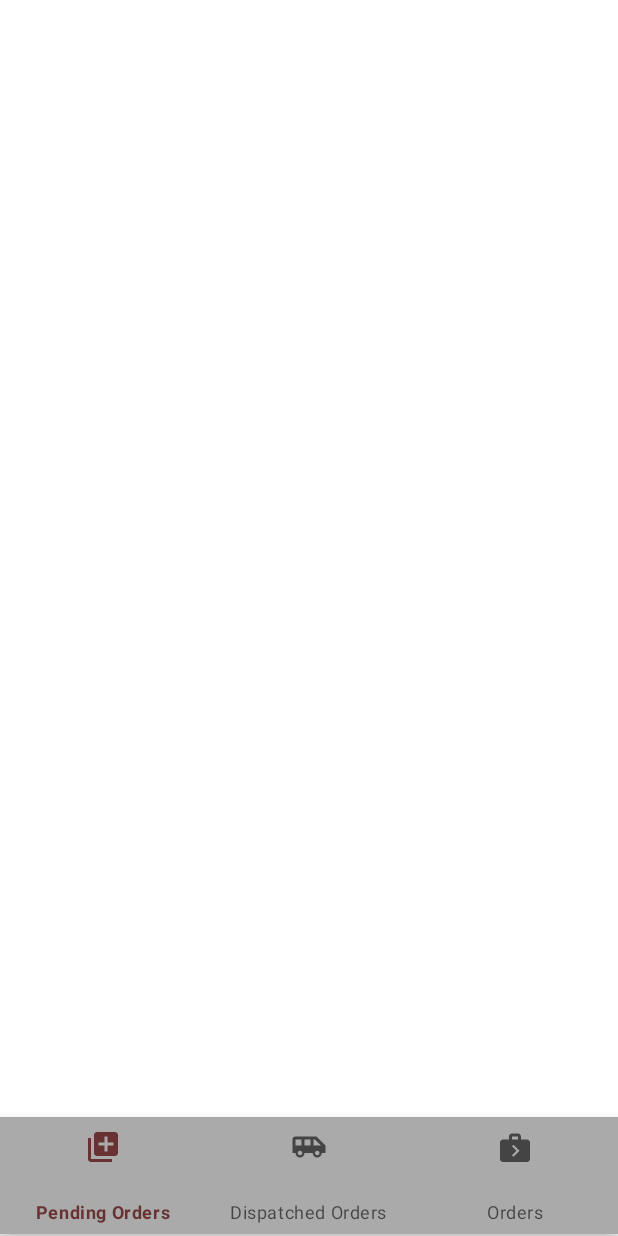
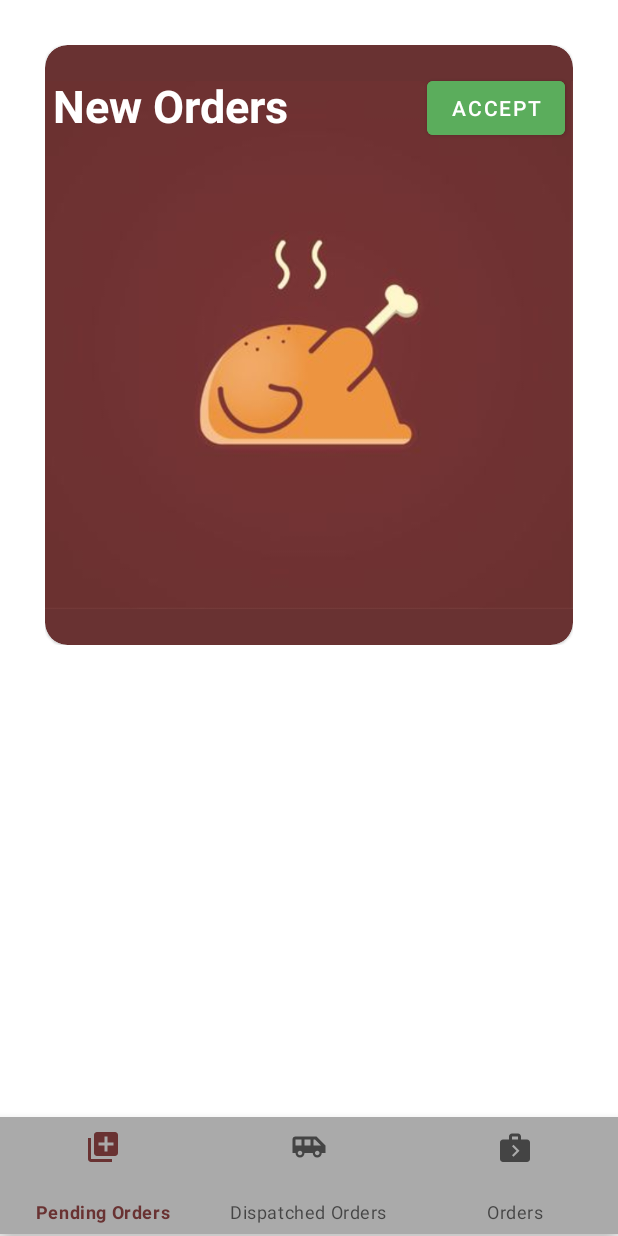
Before and after one commit to StevieApp/restaurantorders, an Android app: the layout activity_viewing.xml on its own in the app's theme, with its tools: preview values and no code run, on a phone screen of 412 x 824 dp. Run offline under Robolectric (Android 15) with nearby library versions, the phone set to English and light mode, and no system bars; network calls fail.

```diff
--- a/app/src/main/res/layout/activity_viewing.xml
+++ b/app/src/main/res/layout/activity_viewing.xml
@@ -14,6 +14,65 @@
 
     </FrameLayout>
 
+    <RelativeLayout
+        android:id="@+id/rel"
+        android:layout_width="wrap_content"
+        android:layout_height="400dp"
+        android:layout_marginStart="30dp"
+        android:layout_marginTop="30dp"
+        android:layout_marginEnd="30dp"
+        android:visibility="visible">
+
+        <com.google.android.material.card.MaterialCardView
+            android:layout_width="match_parent"
+            android:layout_height="match_parent"
+            android:backgroundTint="@color/colorPrimary"
+            android:elevation="30dp"
+            app:cardCornerRadius="15dp">
+
+            <ImageView
+                android:layout_width="wrap_content"
+                android:layout_height="wrap_content"
+                app:srcCompat="@drawable/chicken"></ImageView>
+
+
+            <LinearLayout
+                android:layout_width="match_parent"
+                android:layout_height="wrap_content"
+                android:orientation="horizontal">
+
+                <TextView
+                    android:id="@+id/neworder"
+                    android:layout_width="wrap_content"
+                    android:layout_height="wrap_content"
+                    android:layout_marginStart="5dp"
+                    android:layout_marginTop="20dp"
+                    android:layout_weight=".7"
+                    android:text="@string/new_orders"
+                    android:textColor="@android:color/white"
+                    android:textSize="30sp"
+                    android:textStyle="bold">
+
+                </TextView>
+
+                <Button
+                    android:id="@+id/lim"
+                    android:layout_width="wrap_content"
+                    android:layout_height="wrap_content"
+                    android:layout_marginTop="15dp"
+                    android:layout_marginEnd="5dp"
+                    android:backgroundTint="@color/hound"
+                    android:gravity="center"
+                    android:text="@string/accept">
+
+                </Button>
+
+            </LinearLayout>
+
+        </com.google.android.material.card.MaterialCardView>
+
+    </RelativeLayout>
+
     <com.google.android.material.bottomnavigation.BottomNavigationView
         android:id="@+id/bottom_navigator"
         android:layout_width="match_parent"
--- a/app/src/main/res/values/strings.xml
+++ b/app/src/main/res/values/strings.xml
@@ -71,4 +71,6 @@
     <string name="delivery_address">Delivery Address:</string>
     <string name="order_date">Order Date:</string>
     <string name="delivery_details">Delivery Details:</string>
+    <string name="accept">Accept</string>
+    <string name="new_orders">New Orders</string>
 </resources>
```
Also changed, not shown: app/src/main/java/com/kilimanjarofood/restaurantorders/Alert.java (+92 -26 lines), app/src/main/java/com/kilimanjarofood/restaurantorders/DispatchedOrders.java (+14 -1 lines), app/src/main/java/com/kilimanjarofood/restaurantorders/Orders.java (+14 -1 lines), app/src/main/java/com/kilimanjarofood/restaurantorders/PendingOrders.java (+14 -1 lines), app/src/main/java/com/kilimanjarofood/restaurantorders/SpecificOrder.java (+14 -2 lines), app/src/main/java/com/kilimanjarofood/restaurantorders/Viewing.java (+73 -0 lines).
